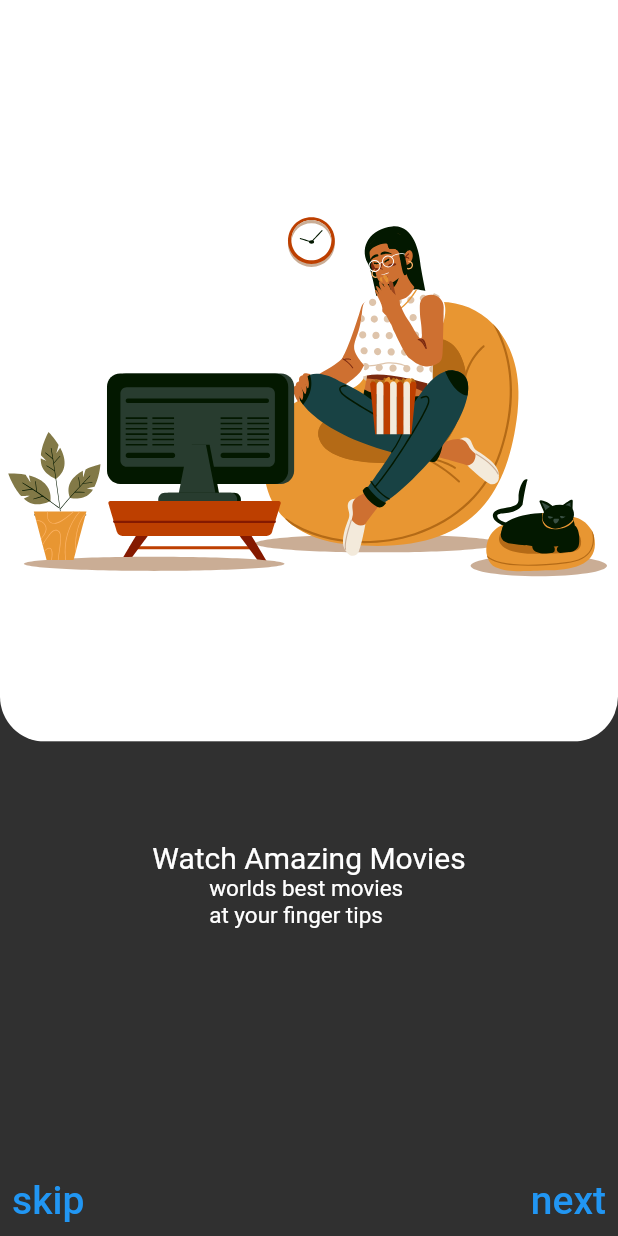
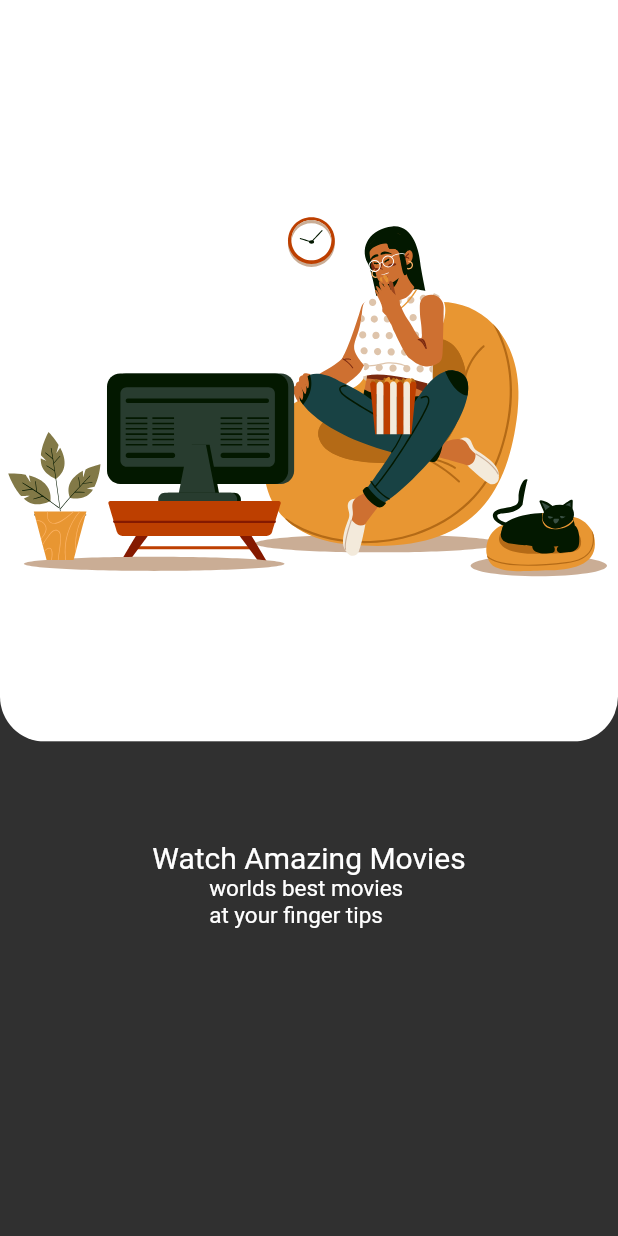
Before and after one commit to AdeoluwaO/pixely, a Flutter app: the screen it shows after launch, on a phone screen of 412 x 824 dp. Run offline on Flutter 3.47's test engine with Material 2 defaults, Android fonts, the phone set to English and light mode, and no system bars; our stand-ins replace google_fonts, lottie; missing offline and left inert: tmdb_api.

Commit message:
changed ui and added new component

```diff
--- a/lib/screens/onboarding_screen.dart
+++ b/lib/screens/onboarding_screen.dart
@@ -16,44 +16,55 @@ class _OnboardingScreen extends State<OnboardingScreen> {
   final _controller = PageController();
   bool isVisible = true;
 
+  final List _pages = const [MovieWidget(), SpeakerWidget(), FoodWidget()];
+
   @override
   Widget build(BuildContext context) {
     return Scaffold(
-      body: Container(
-        child: PageView(
+        body: PageView.builder(
             controller: _controller,
-            children: const [MovieWidget(), SpeakerWidget(), FoodWidget()]),
-      ),
-      bottomSheet: Visibility(
-        visible: isVisible,
-        child: Row(
-          children: [
-            TextButton(
-              child: const Text(
-                'skip',
-                style: TextStyle(fontSize: 26),
-              ),
-              onPressed: () {
-                _controller.jumpToPage(2);
-              },
-            ),
-            const Spacer(
-              flex: 1,
-            ),
-            TextButton(
-              child: const Text(
-                'next',
-                style: TextStyle(fontSize: 26),
-              ),
-              onPressed: () {
-                _controller.nextPage(
-                    duration: const Duration(milliseconds: 300),
-                    curve: Curves.ease);
-              },
-            )
-          ],
-        ),
-      ),
-    );
+            itemCount: _pages.length,
+            itemBuilder: (_, index) {
+              return Container(
+                child: _pages[index],
+              );
+            })
+
+        //Container(
+        //child: PageView(
+        //  controller: _controller,
+        //children: const [MovieWidget(), SpeakerWidget(), FoodWidget()]),
+        //),
+        // bottomSheet: Visibility(
+        // visible: isVisible,
+        // child: Row(
+        // children: [
+        //  TextButton(
+        //  child: const Text(
+        //  'skip',
+        //style: TextStyle(fontSize: 26),
+        // ),
+        //onPressed: () {
+        //_controller.jumpToPage(2);
+        // },
+        //),
+        //const Spacer(
+        //flex: 1,
+        //),
+        //TextButton(
+        //child: const Text(
+        //'next',
+        //style: TextStyle(fontSize: 26),
+        //),
+        //onPressed: () {
+        //_controller.nextPage(
+        //  duration: const Duration(milliseconds: 300),
+        //curve: Curves.ease);
+        //},
+        //)
+        //],
+        //),
+        //),
+        );
   }
 }
--- a/pubspec.yaml
+++ b/pubspec.yaml
@@ -38,6 +38,7 @@ dependencies:
 
   lottie: ^2.2.0
   tmdb_api:
+  google_fonts: ^4.0.3
 
 dev_dependencies:
   flutter_test:
```
Also changed, not shown: lib/design-system/customtext/headline_text.dart (added, +19 -0 lines), lib/onboarding/food_widget.dart (+4 -10 lines), pubspec.lock, 2 other files.
